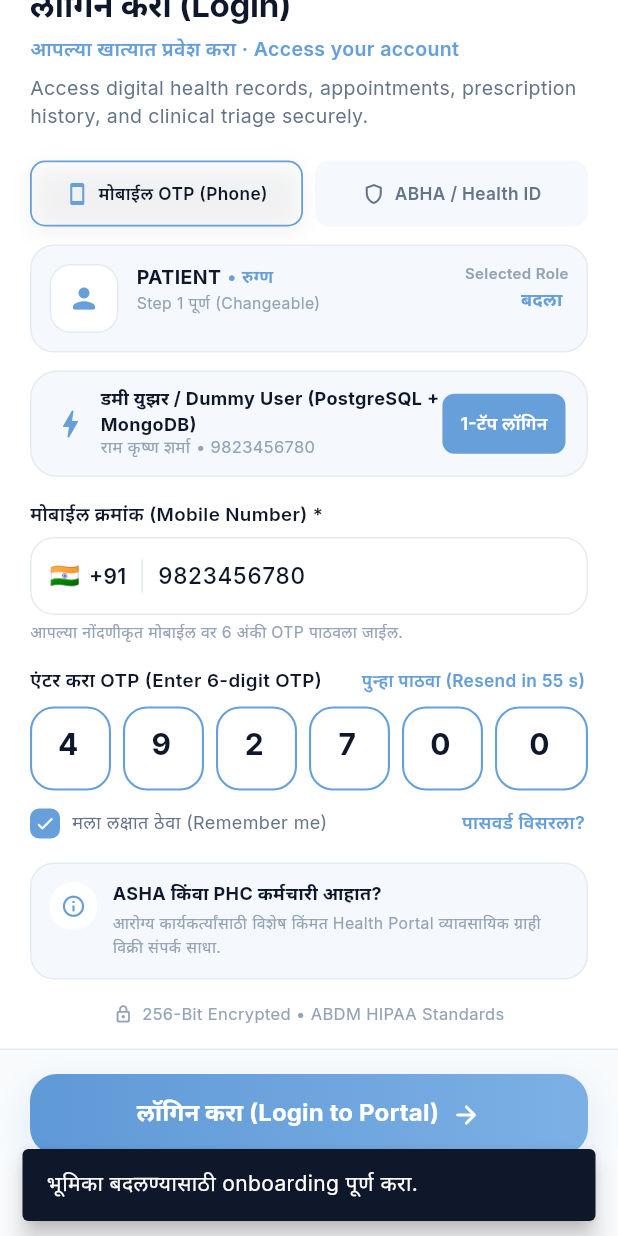
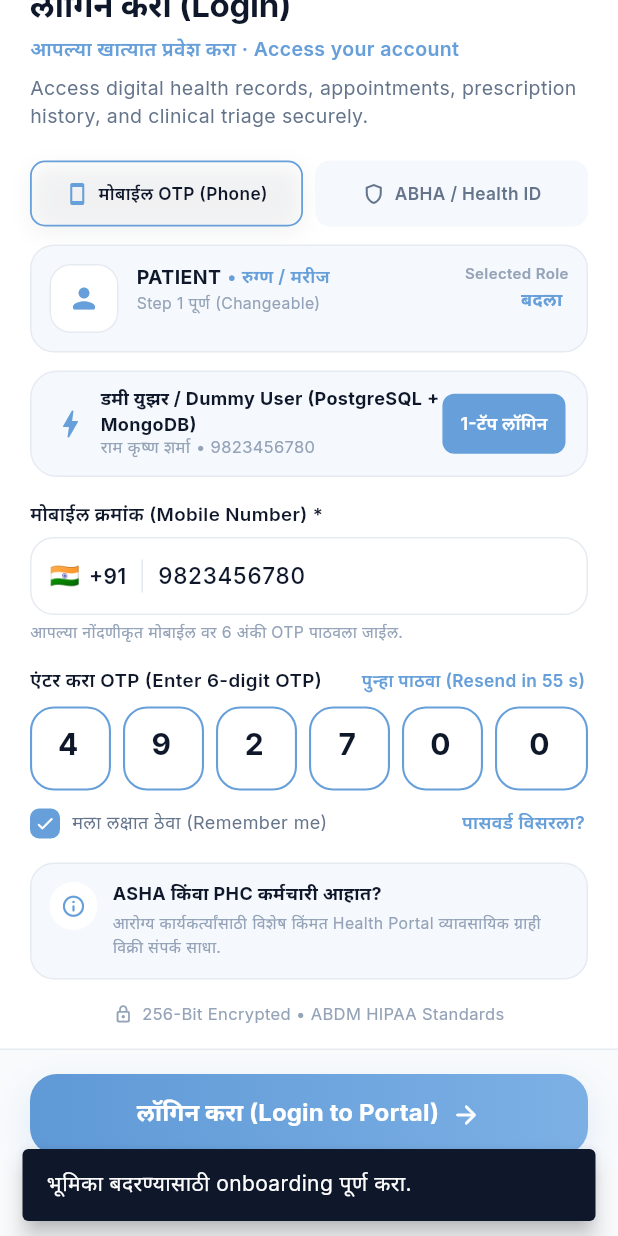
Before and after one commit to meetlohana/Sehat-Sathi-, a Flutter app: the LoginScreen screen opened by its route, scrolled down 110 dp, after a tap on "बदला", on a phone screen of 412 x 824 dp. Run offline on Flutter 3.47's test engine with Material 3 defaults, Android fonts, the light colour scheme and no system bars; our stand-ins replace flutter_riverpod, go_router, shared_preferences; missing offline and left inert: mongo_dart, postgres; accounts and stored records are empty.

Commit message:
Commit 27 of 30 - 2026-09-28 17:43:57

```diff
--- a/sehat_sathi/lib/features/auth/presentation/screens/login_screen.dart
+++ b/sehat_sathi/lib/features/auth/presentation/screens/login_screen.dart
@@ -10,6 +10,8 @@
 import '../../../../core/theme/app_dimens.dart';
 import '../../../../core/theme/app_typography.dart';
 import '../../../../core/i18n/locale_persistence.dart';
+import '../../../onboarding/data/onboarding_catalog.dart';
+import '../../../onboarding/domain/onboarding_models.dart';
 import '../../../onboarding/presentation/providers/onboarding_providers.dart';
 import '../../data/login_repository.dart';
 import '../../data/user_health_repository.dart';
@@ -165,8 +167,8 @@
         mobileNumber: dummyMobile,
         otpCode: '492700',
         loginMethod: 'Phone OTP',
-        role: 'patient',
-        language: 'mr',
+        role: ref.read(selectedRoleProvider),
+        language: ref.read(localeIdProvider),
         rememberMe: true,
       );
       if (!mounted) return;
@@ -187,6 +189,10 @@
 
   @override
   Widget build(BuildContext context) {
+    final RoleOption selectedRole = OnboardingCatalog.roles.firstWhere(
+      (RoleOption r) => r.id == ref.read(selectedRoleProvider),
+      orElse: () => OnboardingCatalog.roles.first,
+    );
     return Scaffold(
       backgroundColor: AppColors.background,
       resizeToAvoidBottomInset: false,
@@ -233,13 +239,13 @@
                       // ─── Phone OTP body ────────────────────────────────────
                       ...<Widget>[
                         SelectedRoleCard(
-                          roleTitle: 'PATIENT',
-                          rolePill: 'रुग्ण',
+                          roleTitle: selectedRole.title,
+                          rolePill: selectedRole.bilingualLabel,
                           stepLine: 'Step 1 पूर्ण (Changeable)',
                           selectedLabel: 'Selected Role',
                           changeLabel: 'बदला',
-                          onChange: () =>
-                              _showSnack('भूमिका बदलण्यासाठी onboarding पूर्ण करा.'),
+                          onChange: () => _showSnack(
+                              'भूमिका बदरण्यासाठी onboarding पूर्ण करा.'),
                         ),
                         const SizedBox(height: AppSpacing.md),
                         Container(
```
Also changed, not shown: sehat_sathi/lib/features/auth/data/user_health_repository.dart (+5 -2 lines).
